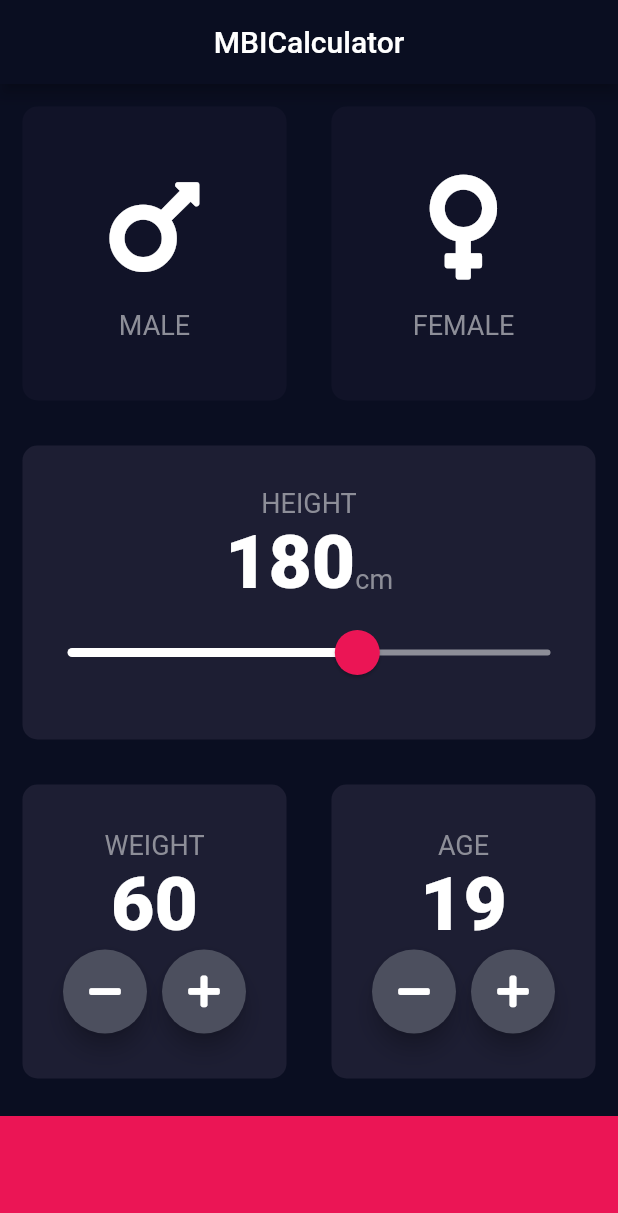
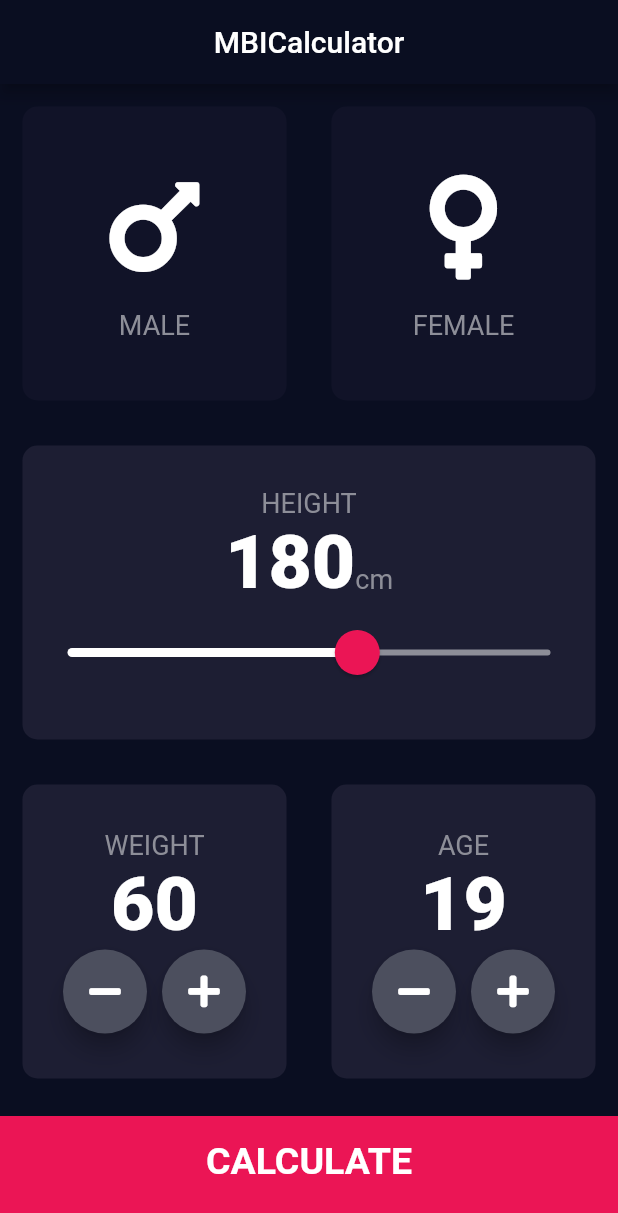
Before and after one commit to mohmedkasim/MBICalculator, a Flutter app: the screen it shows after launch, on a phone screen of 412 x 824 dp. Shown: the top 1213 px of the screen. Run offline on Flutter 3.47's test engine with Material 2 defaults, Android fonts, the phone set to English and light mode, and no system bars; our stand-ins replace font_awesome_flutter.

Commit message:
add calculate routing

```diff
--- a/lib/Input_page.dart
+++ b/lib/Input_page.dart
@@ -195,11 +195,20 @@ class _InputPageState extends State<InputPage> {
                 )),
               ],
             )),
-            Container(
-              color: kBottomContainerColour,
-              margin: EdgeInsets.only(top: 10.0),
-              width: double.infinity,
-              height: kBottomContainerHeight,
+            GestureDetector(
+              onTap: () => Navigator.pushNamed(context, '/result'),
+              child: Container(
+                child: Center(
+                    child: Text(
+                  'CALCULATE',
+                  style: kLargeButtonTextStyle,
+                )),
+                color: kBottomContainerColour,
+                margin: EdgeInsets.only(top: 10.0),
+                padding: EdgeInsets.only(bottom: 20.0),
+                width: double.infinity,
+                height: kBottomContainerHeight,
+              ),
             )
           ],
         ));
--- a/lib/constents.dart
+++ b/lib/constents.dart
@@ -1,4 +1,3 @@
-
 import 'package:flutter/cupertino.dart';
 import 'package:flutter/material.dart';
 
@@ -7,10 +6,13 @@ const kActiveCardColor = Color(0xFF1D1E33);
 const kInactiveCardColour = Color(0xFF111328);
 const kBottomContainerColour = Color(0xFFEB1555);
 
-const kLabelTextStyle = TextStyle(
-    fontSize: 18.0, color: Color(0xFF8D8E98)
-);
+const kLabelTextStyle = TextStyle(fontSize: 18.0, color: Color(0xFF8D8E98));
 const kNumberTextStyle = TextStyle(
   fontSize: 50.0,
   fontWeight: FontWeight.w900,
 );
+
+const kLargeButtonTextStyle = TextStyle(
+  fontSize: 25.0,
+  fontWeight: FontWeight.bold,
+);
--- a/lib/main.dart
+++ b/lib/main.dart
@@ -1,4 +1,5 @@
 import 'package:flutter/material.dart';
+import 'package:human_calculate/result_page.dart';
 
 import 'Input_page.dart';
 
@@ -15,7 +16,6 @@ class MyApp extends StatelessWidget {
 }
 
 class MBICalculator extends StatelessWidget {
-
   @override
   Widget build(BuildContext context) {
     return MaterialApp(
@@ -25,10 +25,15 @@ class MBICalculator extends StatelessWidget {
       //   textTheme: TextTheme(body1: TextStyle(color: Colors.white),)
       // ),
       theme: ThemeData.dark().copyWith(
-          primaryColor: Color(0xFF0A0E21),
-          scaffoldBackgroundColor: Color(0xFF0A0E21),
+        primaryColor: Color(0xFF0A0E21),
+        scaffoldBackgroundColor: Color(0xFF0A0E21),
       ),
-      home: InputPage(),
+      // home: InputPage(),
+      routes: {
+        '/': (context) => InputPage(),
+        '/result': (context) => ResultsPage()
+      },
+      initialRoute: '/',
     );
   }
 }
--- /dev/null
+++ b/lib/result_page.dart
@@ -0,0 +1,11 @@
+import 'package:flutter/material.dart';
+
+class ResultsPage extends StatelessWidget {
+  @override
+  Widget build(BuildContext context) {
+    return Scaffold(
+        body: Center(
+      child: Text('Hello'),
+    ));
+  }
+}
```
